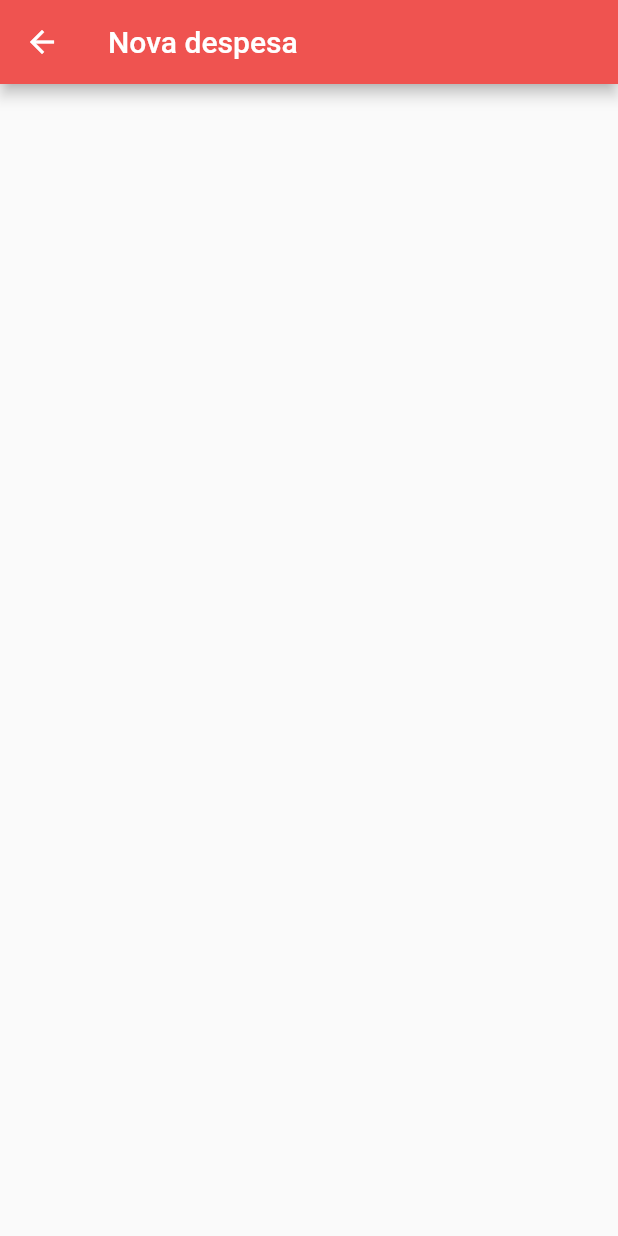
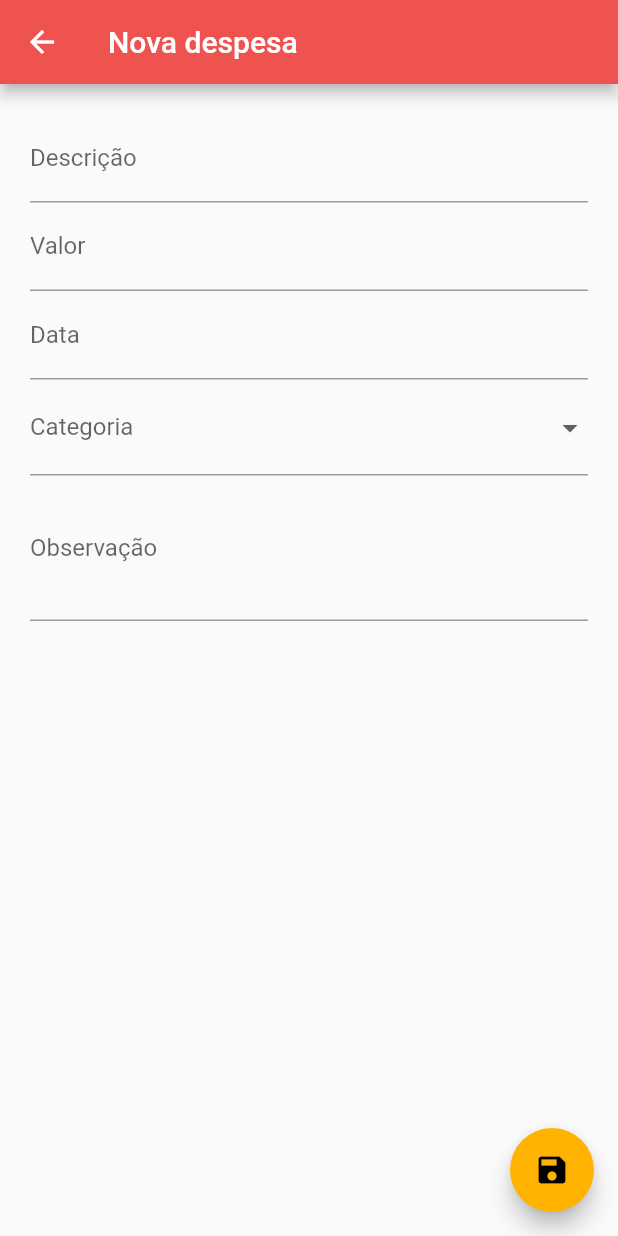
Before and after one commit to felipegabriel1942/personal-expenses-app-flutter, a Flutter app: the ExpensesFormScreen screen opened by its route, on a phone screen of 412 x 824 dp. Run offline on Flutter 3.47's test engine with Material 2 defaults, Android fonts, the phone set to English and light mode, and no system bars; our stand-ins replace flushbar, flutter_mobx, mobx; generated files the repository leaves out were written again.

Commit message:
Form UI created

```diff
--- a/lib/views/expenses/expenses_form_screen.dart
+++ b/lib/views/expenses/expenses_form_screen.dart
@@ -6,6 +6,24 @@ class ExpensesFormScreen extends StatefulWidget {
 }
 
 class _ExpensesFormScreenState extends State<ExpensesFormScreen> {
+
+  _showDatePicker() {
+    showDatePicker(
+      context: context,
+      initialDate: DateTime.now(),
+      firstDate: DateTime(2000),
+      lastDate: DateTime(2050),
+    ).then((pickedDate) {
+      if (pickedDate == null) {
+        return;
+      }
+
+      setState(() {
+        print(pickedDate);
+      });
+    });
+  }
+
   @override
   Widget build(BuildContext context) {
     return Scaffold(
@@ -13,6 +31,55 @@ class _ExpensesFormScreenState extends State<ExpensesFormScreen> {
         title: Text('Nova despesa'),
         backgroundColor: Colors.red[400],
       ),
+      body: SingleChildScrollView(
+        padding: const EdgeInsets.symmetric(horizontal: 20, vertical: 20),
+        child: Column(
+          children: [
+            TextFormField(
+              decoration: InputDecoration(
+                labelText: 'Descrição',
+              ),
+            ),
+            TextFormField(
+              decoration: InputDecoration(
+                labelText: 'Valor',
+              ),
+              keyboardType: TextInputType.number,
+            ),
+            TextFormField(
+              decoration: InputDecoration(
+                labelText: 'Data'
+              ),
+              onTap: _showDatePicker,
+            ),
+            DropdownButtonFormField(
+              isExpanded: true,
+              decoration: InputDecoration(labelText: 'Categoria'),
+              items: [
+                DropdownMenuItem(
+                  child: Text('Alimentação'),
+                  value: 'alimentacao',
+                )
+              ],
+              onChanged: (String value) {},
+            ),
+            TextFormField(
+              maxLines: 3,
+              decoration: InputDecoration(
+                labelText: 'Observação',
+              ),
+            )
+          ],
+        ),
+      ),
+      floatingActionButton: FloatingActionButton(
+        child: Icon(
+          Icons.save,
+          color: Colors.black,
+        ),
+        backgroundColor: Colors.amber[600],
+        onPressed: () {},
+      ),
     );
   }
 }
--- a/lib/views/expenses/expenses_screen.dart
+++ b/lib/views/expenses/expenses_screen.dart
@@ -19,7 +19,8 @@ class ExpensesScreen extends StatelessWidget {
         backgroundColor: Colors.amber[600],
         onPressed: () {
           Navigator.of(context).pushNamed(AppRoutes.EXPENSES_FORM);
-          }),
+        },
+      ),
     );
   }
 }
--- a/lib/views/home/home_screen.dart
+++ b/lib/views/home/home_screen.dart
@@ -7,7 +7,7 @@ class HomeScreen extends StatelessWidget {
   Widget build(BuildContext context) {
     return Scaffold(
       appBar: AppBar(
-        title: Text('Home'),
+        title: Text('Resumo'),
       ),
       drawer: AppDrawer(),
     );
```
Lines whose indentation alone changed are shown as unchanged.
